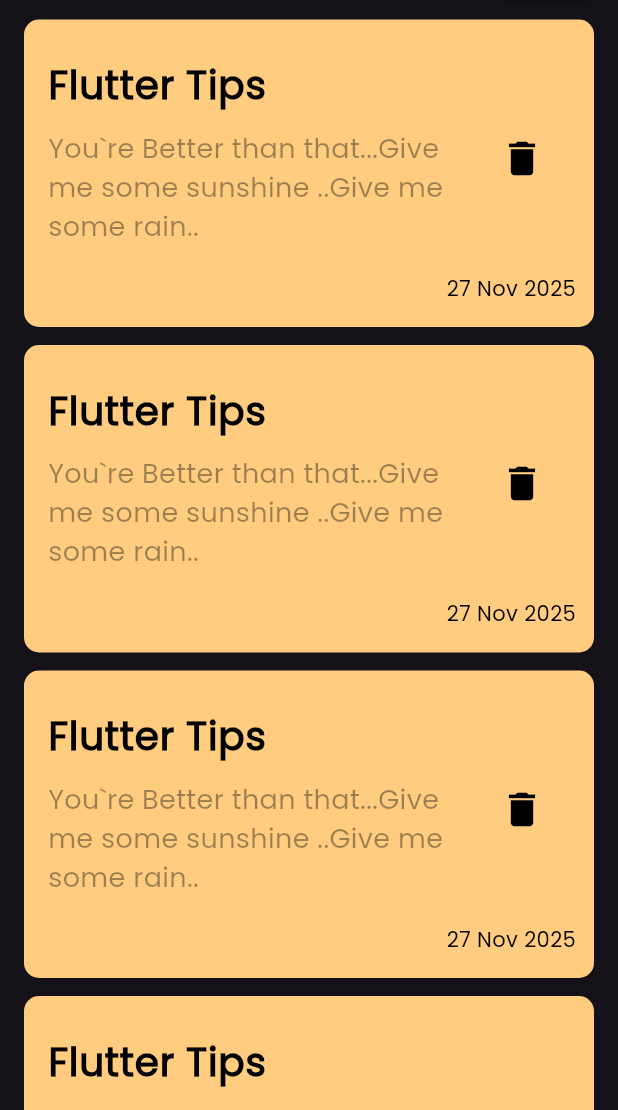
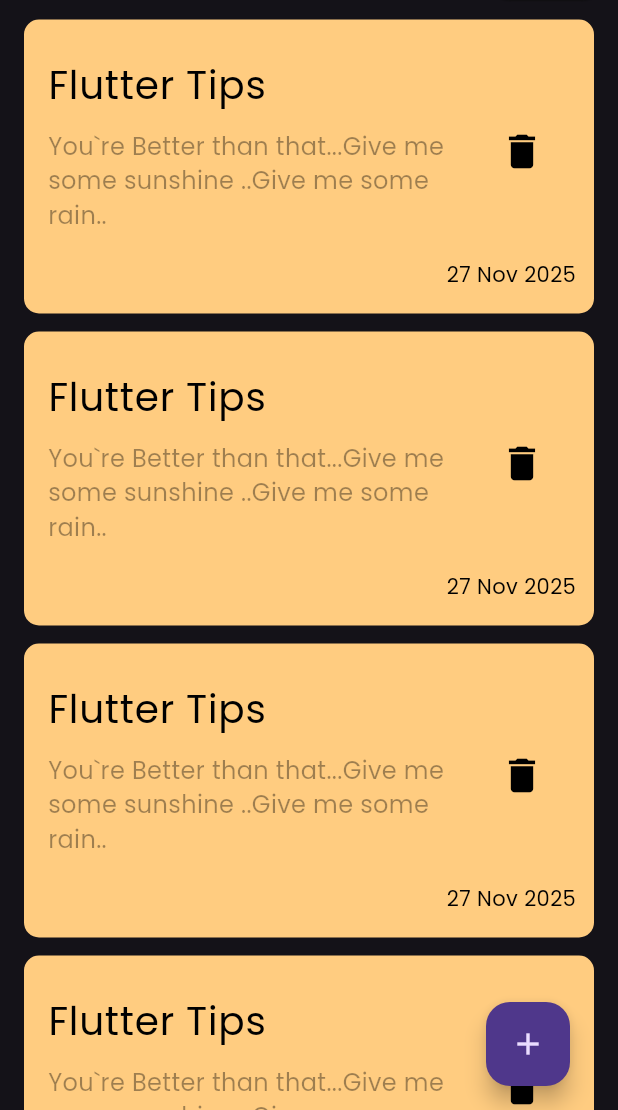
Before and after one commit to msultan74u-eng/notes_app, a Flutter app: the screen it shows after launch, on a phone screen of 412 x 824 dp, the part 126-1236 px from its top. Run offline on Flutter 3.47's test engine with Material 3 defaults, Android fonts, the phone set to English and light mode, and no system bars.

Commit message:
Add Floating Action Button

```diff
--- a/lib/Views/Home_Page.dart
+++ b/lib/Views/Home_Page.dart
@@ -3,7 +3,7 @@ import 'package:notes_app/Views/Widgets/Custom_AppBar.dart';
 
 import 'Widgets/Custom_Notes_Item.dart';
 import 'Widgets/Custom_Notes_ListView.dart';
-import 'Widgets/Notes_View_Body.dart';
+import 'Notes_View_Body.dart';
 
 class HomePage extends StatelessWidget {
   const HomePage({super.key});
@@ -19,7 +19,7 @@ class HomePage extends StatelessWidget {
           children: [
             CustomAppbar(),
             Expanded(
-              child: CustomNotesListview(),
+              child: NotesViewBody(),
             ),
           ],
         ),
--- /dev/null
+++ b/lib/Views/Notes_View_Body.dart
@@ -0,0 +1,15 @@
+import 'package:flutter/material.dart';
+
+import 'Widgets/Custom_Notes_ListView.dart';
+
+class NotesViewBody extends StatelessWidget {
+  const NotesViewBody({super.key});
+
+  @override
+  Widget build(BuildContext context) {
+    return Scaffold(
+      floatingActionButton: FloatingActionButton(onPressed: (){},child: Icon(Icons.add),),
+      body:CustomNotesListview(),
+    );
+  }
+}
--- a/lib/Views/Widgets/Custom_Notes_Item.dart
+++ b/lib/Views/Widgets/Custom_Notes_Item.dart
@@ -23,14 +23,14 @@ class CustomNotesItem extends StatelessWidget {
                 style: TextStyle(
                   fontSize: 26,
                   color: Colors.black,
-                  fontWeight: FontWeight.bold,
+                  // fontWeight: FontWeight.bold,
                 ),
               ),
               subtitle: Padding(
                 padding: const EdgeInsets.symmetric(vertical: 10),
                 child: Text(
                   'You`re Better than that...Give me some sunshine ..Give me some rain..',
-                  style: TextStyle(color: Colors.black38, fontSize: 18),
+                  style: TextStyle(color: Colors.black38, fontSize: 16),
                 ),
               ),
               trailing: IconButton(
```
Also changed, not shown: lib/Views/Widgets/Notes_View_Body.dart (deleted, +0 -18 lines).
